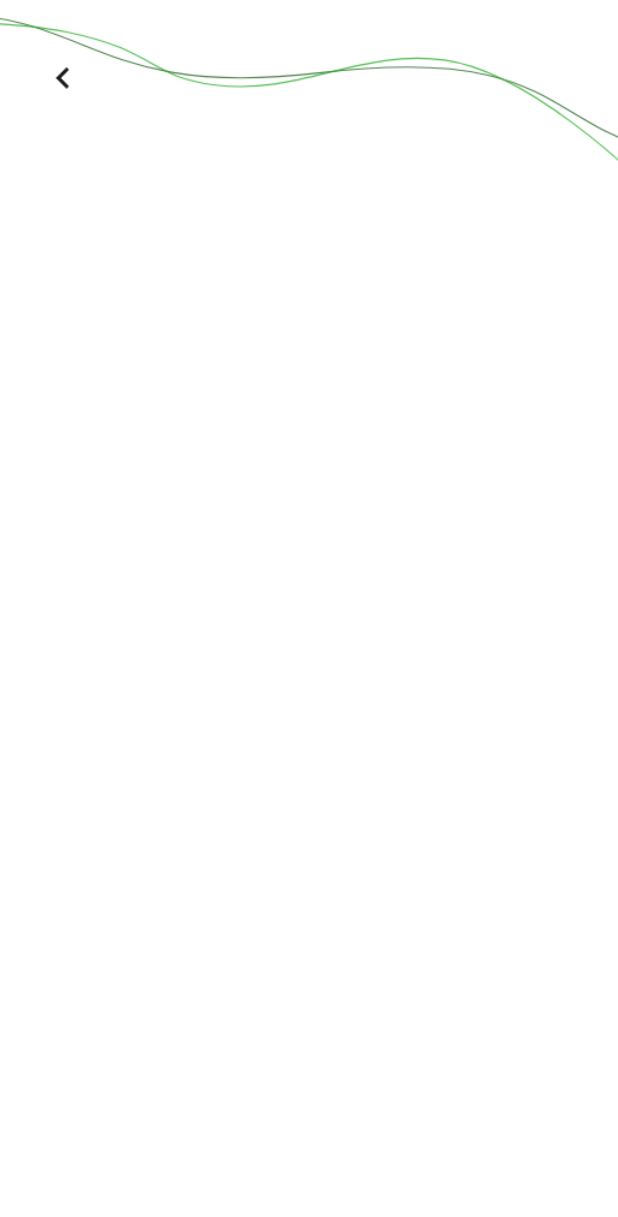
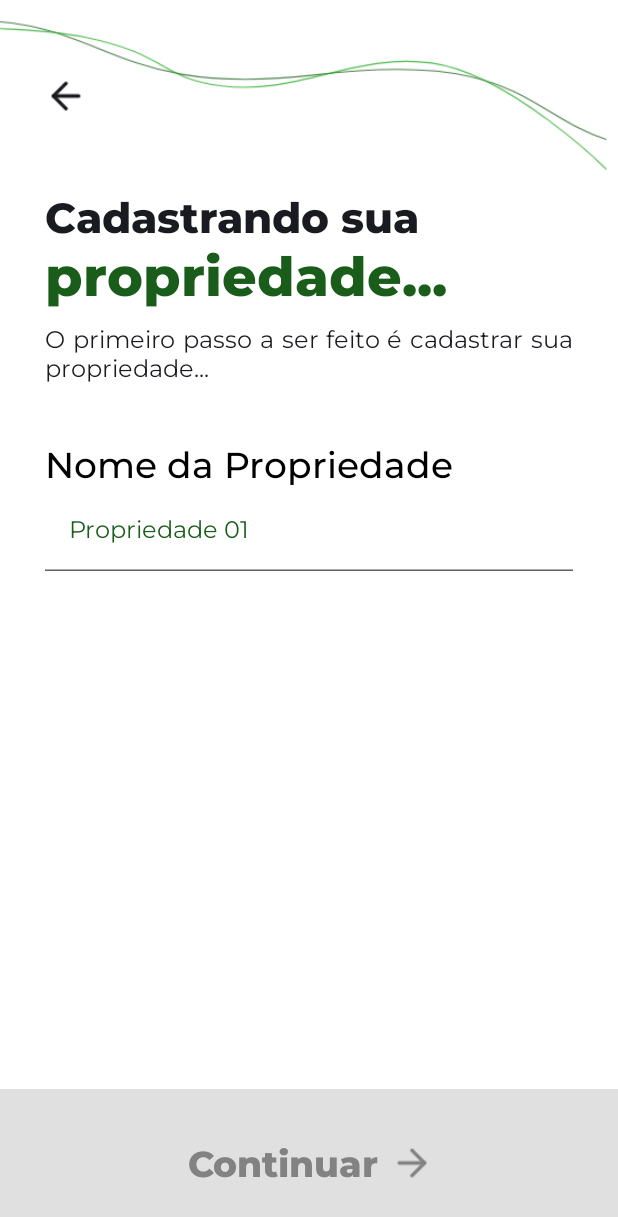
Before and after one commit to banap-app/banap-mobile-kotlin, an Android app built with Jetpack Compose: the screen it shows after launch (MainActivity), on a phone screen of 412 x 824 dp. Shown: the top 1217 px of the screen. Run offline under Robolectric (Android 15) with nearby library versions, the phone set to English and light mode, and no system bars.

Commit message:
feat: new property registration page

```diff
--- a/app/src/main/java/com/banap/banap/components/Activities.kt
+++ b/app/src/main/java/com/banap/banap/components/Activities.kt
@@ -12,6 +12,7 @@ import androidx.compose.ui.Alignment
 import androidx.compose.ui.Modifier
 import androidx.compose.ui.text.font.FontWeight
 import androidx.compose.ui.unit.dp
+import androidx.compose.ui.unit.sp
 import com.banap.banap.model.setColorInText
 import com.banap.banap.ui.theme.Typography
 import com.banap.banap.ui.theme.VERDE_CLARO
@@ -36,6 +37,7 @@ fun Activities(
                 texto = atividadeRealizada,
                 textoASerDestacado = autorAtividade,
                 fontWeight = FontWeight.Normal,
+                fontSize = 16.sp,
                 corEmDestaque = VERDE_CLARO,
                 ordemInversa = true
             ),
--- /dev/null
+++ b/app/src/main/java/com/banap/banap/components/ButtonRegistration.kt
@@ -0,0 +1,90 @@
+package com.banap.banap.components
+
+import androidx.compose.foundation.layout.Arrangement
+import androidx.compose.foundation.layout.Row
+import androidx.compose.foundation.layout.Spacer
+import androidx.compose.foundation.layout.fillMaxSize
+import androidx.compose.foundation.layout.fillMaxWidth
+import androidx.compose.foundation.layout.height
+import androidx.compose.foundation.layout.padding
+import androidx.compose.foundation.layout.width
+import androidx.compose.foundation.shape.RoundedCornerShape
+import androidx.compose.material3.Card
+import androidx.compose.material3.CardDefaults
+import androidx.compose.material3.Icon
+import androidx.compose.material3.Text
+import androidx.compose.runtime.Composable
+import androidx.compose.ui.Alignment
+import androidx.compose.ui.Modifier
+import androidx.compose.ui.draw.rotate
+import androidx.compose.ui.draw.scale
+import androidx.compose.ui.graphics.Color
+import androidx.compose.ui.graphics.vector.ImageVector
+import androidx.compose.ui.res.vectorResource
+import androidx.compose.ui.text.font.FontWeight
+import androidx.compose.ui.unit.dp
+import androidx.navigation.NavController
+import com.banap.banap.R
+import com.banap.banap.ui.theme.BRANCO
+import com.banap.banap.ui.theme.CINZA_CLARO
+import com.banap.banap.ui.theme.CINZA_ESCURO
+import com.banap.banap.ui.theme.Typography
+import com.banap.banap.ui.theme.VERDE_CLARO
+
+@Composable
+fun ButtonRegistration (
+    navigationController: NavController,
+    fieldValue: String,
+    rota: String
+) {
+    var containerColor: Color = CINZA_CLARO
+    var contentColor: Color = CINZA_ESCURO
+
+    if (fieldValue.length >= 8) {
+        containerColor = VERDE_CLARO
+        contentColor = BRANCO
+    }
+
+    Card (
+        onClick = {
+            if (fieldValue.isNotEmpty()) {
+                if (fieldValue.length >= 8) {
+                    navigationController.navigate(rota)
+                }
+            }
+        },
+        modifier = Modifier
+            .height(98.dp)
+            .fillMaxWidth(),
+        colors = CardDefaults.cardColors(
+            containerColor = containerColor,
+            contentColor = contentColor
+        ),
+        shape = RoundedCornerShape(0.dp)
+    ) {
+        Row (
+            modifier = Modifier
+                .fillMaxSize(),
+            verticalAlignment = Alignment.CenterVertically,
+            horizontalArrangement = Arrangement.Center
+        ) {
+            Text(
+                text = "Continuar",
+                modifier = Modifier
+                    .padding(vertical = 35.dp),
+                style = Typography.titleMedium,
+                fontWeight = FontWeight.ExtraBold
+            )
+
+            Spacer(modifier = Modifier.width(10.dp))
+
+            Icon(
+                imageVector = ImageVector.vectorResource(R.drawable.arrow_left),
+                contentDescription = "Icone de voltar",
+                modifier = Modifier
+                    .scale(1.2F)
+                    .rotate(180F)
+            )
+        }
+    }
+}
--- a/app/src/main/java/com/banap/banap/components/Header.kt
+++ b/app/src/main/java/com/banap/banap/components/Header.kt
@@ -14,6 +14,7 @@ import androidx.compose.ui.Modifier
 import androidx.compose.ui.draw.scale
 import androidx.compose.ui.text.font.FontWeight
 import androidx.compose.ui.unit.dp
+import androidx.compose.ui.unit.sp
 import androidx.navigation.NavController
 import com.banap.banap.model.setColorInText
 import com.banap.banap.ui.theme.PRETO
@@ -37,6 +38,7 @@ fun Header(
                 texto = "Olá, ",
                 textoASerDestacado = "$nome!",
                 fontWeight = FontWeight.Bold,
+                fontSize = 16.sp,
                 corEmDestaque = VERDE_CLARO,
                 ordemInversa = false
             ),
--- a/app/src/main/java/com/banap/banap/components/RegistrationHeader.kt
+++ b/app/src/main/java/com/banap/banap/components/RegistrationHeader.kt
@@ -3,12 +3,10 @@ package com.banap.banap.components
 import androidx.compose.foundation.Image
 import androidx.compose.foundation.layout.Box
 import androidx.compose.foundation.layout.padding
-import androidx.compose.material.icons.Icons
-import androidx.compose.material.icons.outlined.KeyboardArrowUp
 import androidx.compose.material3.Icon
+import androidx.compose.material3.IconButton
 import androidx.compose.runtime.Composable
 import androidx.compose.ui.Modifier
-import androidx.compose.ui.draw.rotate
 import androidx.compose.ui.draw.scale
 import androidx.compose.ui.graphics.vector.ImageVector
 import androidx.compose.ui.res.vectorResource
@@ -18,7 +16,8 @@ import com.banap.banap.R
 
 @Composable
 fun RegistrationHeader(
-    navigationController: NavController
+    navigationController: NavController,
+    rota: String
 ) {
     Box{
         Image(
@@ -26,22 +25,28 @@ fun RegistrationHeader(
             contentDescription = "Vetor de linhas",
             modifier = Modifier
                 .padding(
-                    top = 17.dp,
-                    bottom = 10.dp
+                    top = 17.dp
                 )
-                .scale(1.2F)
+                .scale(1.1F)
         )
 
-        Icon(
-            Icons.Outlined.KeyboardArrowUp,
-            contentDescription = "Flecha clicavel",
+        IconButton(
+            onClick = {
+                navigationController.navigate(rota)
+            },
             modifier = Modifier
                 .padding(
-                    vertical = 40.dp,
-                    horizontal = 30.dp
+                    top = 40.dp,
+                    start = 20.dp,
+                    bottom = 40.dp
                 )
-                .rotate(270.0F)
-                .scale(scale = 1.2F)
-        )
+        ) {
+            Icon(
+                imageVector = ImageVector.vectorResource(R.drawable.arrow_left),
+                contentDescription = "Icone de voltar",
+                modifier = Modifier
+                    .scale(1.2F)
+            )
+        }
     }
 }
--- a/app/src/main/java/com/banap/banap/components/TextBox.kt
+++ b/app/src/main/java/com/banap/banap/components/TextBox.kt
@@ -169,7 +169,7 @@ fun TextBox(
                 placeholder = {
                     Text(placeholder)
                 },
-                textStyle = Typography.bodySmall,
+                textStyle = Typography.bodySmall
             )
         }
     }
--- /dev/null
+++ b/app/src/main/java/com/banap/banap/components/TextBoxRegistration.kt
@@ -0,0 +1,48 @@
+package com.banap.banap.components
+
+import androidx.compose.foundation.layout.Row
+import androidx.compose.foundation.layout.fillMaxWidth
+import androidx.compose.foundation.layout.padding
+import androidx.compose.runtime.*
+import androidx.compose.runtime.Composable
+import androidx.compose.ui.Modifier
+import androidx.compose.ui.text.input.KeyboardType
+import androidx.compose.ui.unit.dp
+import com.banap.banap.ui.theme.PRETO
+import com.banap.banap.ui.theme.Typography
+
+@Composable
+fun TextBoxRegistration(
+    label: String,
+    placeholder: String
+) : String {
+    var fieldBoxProperty by remember {
+        mutableStateOf("")
+    }
+
+    Row (
+        modifier = Modifier
+            .padding(horizontal = 30.dp)
+            .fillMaxWidth(),
+    ) {
+        TextBox(
+            value = fieldBoxProperty,
+            onValueChange = {
+                fieldBoxProperty = it
+            },
+            modifier = Modifier
+                .fillMaxWidth(),
+            maxLines = 1,
+            keyboardType = KeyboardType.Text,
+            icon = null,
+            iconColor = PRETO,
+            placeholder = placeholder,
+            passwordTextBox = false,
+            label = label,
+            labelTextStyle = Typography.titleMedium,
+            labelColor = PRETO
+        )
+    }
+
+    return fieldBoxProperty
+}
--- /dev/null
+++ b/app/src/main/java/com/banap/banap/components/TitleRegistration.kt
@@ -0,0 +1,53 @@
+package com.banap.banap.components
+
+import androidx.compose.foundation.layout.Column
+import androidx.compose.foundation.layout.Spacer
+import androidx.compose.foundation.layout.fillMaxWidth
+import androidx.compose.foundation.layout.height
+import androidx.compose.foundation.layout.padding
+import androidx.compose.material3.Text
+import androidx.compose.runtime.Composable
+import androidx.compose.ui.Modifier
+import androidx.compose.ui.text.font.FontWeight
+import androidx.compose.ui.text.style.TextAlign
+import androidx.compose.ui.unit.dp
+import androidx.compose.ui.unit.sp
+import com.banap.banap.model.setColorInText
+import com.banap.banap.ui.theme.Typography
+import com.banap.banap.ui.theme.VERDE_ESCURO
+
+@Composable
+fun TitleRegistration (
+    texto: String,
+    textoASerDestacado: String,
+    subtitulo: String
+) {
+    Column (
+        modifier = Modifier
+            .fillMaxWidth()
+            .padding(horizontal = 30.dp)
+    ) {
+        Text(
+            text = setColorInText(
+                texto = texto,
+                textoASerDestacado = textoASerDestacado,
+                fontWeight = FontWeight.ExtraBold,
+                fontSize = 36.sp,
+                corEmDestaque = VERDE_ESCURO,
+                ordemInversa = false
+            ),
+            style = Typography.titleLarge
+        )
+
+        Spacer(modifier = Modifier.height(10.dp))
+
+        Text(
+            text = subtitulo,
+            style = Typography.bodyLarge,
+            fontWeight = FontWeight.Normal,
+            textAlign = TextAlign.Justify
+        )
+
+        Spacer(modifier = Modifier.height(40.dp))
+    }
+}
--- a/app/src/main/java/com/banap/banap/model/setColorInText.kt
+++ b/app/src/main/java/com/banap/banap/model/setColorInText.kt
@@ -5,11 +5,13 @@ import androidx.compose.ui.text.AnnotatedString
 import androidx.compose.ui.text.SpanStyle
 import androidx.compose.ui.text.buildAnnotatedString
 import androidx.compose.ui.text.font.FontWeight
+import androidx.compose.ui.unit.TextUnit
 
 fun setColorInText(
     texto: String,
     textoASerDestacado: String,
     fontWeight: FontWeight,
+    fontSize: TextUnit,
     corEmDestaque: Color,
     ordemInversa: Boolean
 ): AnnotatedString {
@@ -42,7 +44,8 @@ fun setColorInText(
             pushStyle(
                 SpanStyle(
                     fontWeight = fontWeight,
-                    color = corEmDestaque
+                    color = corEmDestaque,
+                    fontSize = fontSize
                 )
             )
 
--- a/app/src/main/java/com/banap/banap/view/Login.kt
+++ b/app/src/main/java/com/banap/banap/view/Login.kt
@@ -28,6 +28,7 @@ import androidx.compose.ui.text.font.FontWeight
 import androidx.compose.ui.text.input.KeyboardType
 import androidx.compose.ui.text.style.TextAlign
 import androidx.compose.ui.unit.dp
+import androidx.compose.ui.unit.sp
 import androidx.lifecycle.viewmodel.compose.viewModel
 import androidx.navigation.NavController
 import com.banap.banap.R
@@ -188,6 +189,7 @@ fun Login(
                             texto = "Não possui uma conta? ",
                             textoASerDestacado = "Crie uma.",
                             fontWeight = FontWeight.Medium,
+                            fontSize = 14.sp,
                             corEmDestaque = VERDE_ESCURO,
                             ordemInversa = false
                         ),
--- a/app/src/main/java/com/banap/banap/view/NewProperty.kt
+++ b/app/src/main/java/com/banap/banap/view/NewProperty.kt
@@ -1,13 +1,17 @@
 package com.banap.banap.view
 
 import android.annotation.SuppressLint
+import androidx.compose.foundation.layout.Arrangement
 import androidx.compose.foundation.layout.Column
 import androidx.compose.foundation.layout.fillMaxSize
 import androidx.compose.material3.Scaffold
 import androidx.compose.runtime.Composable
 import androidx.compose.ui.Modifier
 import androidx.navigation.NavController
+import com.banap.banap.components.ButtonRegistration
 import com.banap.banap.components.RegistrationHeader
+import com.banap.banap.components.TextBoxRegistration
+import com.banap.banap.components.TitleRegistration
 import com.banap.banap.ui.theme.BRANCO
 
 @SuppressLint("UnusedMaterial3ScaffoldPaddingParameter")
@@ -21,7 +25,33 @@ fun NewProperty(
         containerColor = BRANCO
     ) {
         Column {
-            RegistrationHeader(navigationController)
+            RegistrationHeader(
+                navigationController,
+                rota = "Home"
+            )
+
+            TitleRegistration(
+                texto = "Cadastrando sua ",
+                textoASerDestacado = "propriedade...",
+                subtitulo = "O primeiro passo a ser feito é cadastrar sua propriedade..."
+            )
+
+            Column (
+                modifier = Modifier
+                    .fillMaxSize(),
+                verticalArrangement = Arrangement.SpaceBetween
+            ) {
+                var fieldValue = TextBoxRegistration(
+                    label = "Nome da Propriedade",
+                    placeholder = "Propriedade 01"
+                )
+
+                ButtonRegistration(
+                    navigationController,
+                    fieldValue,
+                    rota = "Home"
+                )
+            }
         }
     }
 }
--- /dev/null
+++ b/app/src/main/res/drawable/arrow_left.xml
@@ -0,0 +1,20 @@
+<vector xmlns:android="http://schemas.android.com/apk/res/android"
+    android:width="24dp"
+    android:height="24dp"
+    android:viewportWidth="24"
+    android:viewportHeight="24">
+  <path
+      android:pathData="M19,12H5"
+      android:strokeLineJoin="round"
+      android:strokeWidth="2"
+      android:fillColor="#00000000"
+      android:strokeColor="#000000"
+      android:strokeLineCap="round"/>
+  <path
+      android:pathData="M12,19L5,12L12,5"
+      android:strokeLineJoin="round"
+      android:strokeWidth="2"
+      android:fillColor="#00000000"
+      android:strokeColor="#000000"
+      android:strokeLineCap="round"/>
+</vector>
```
